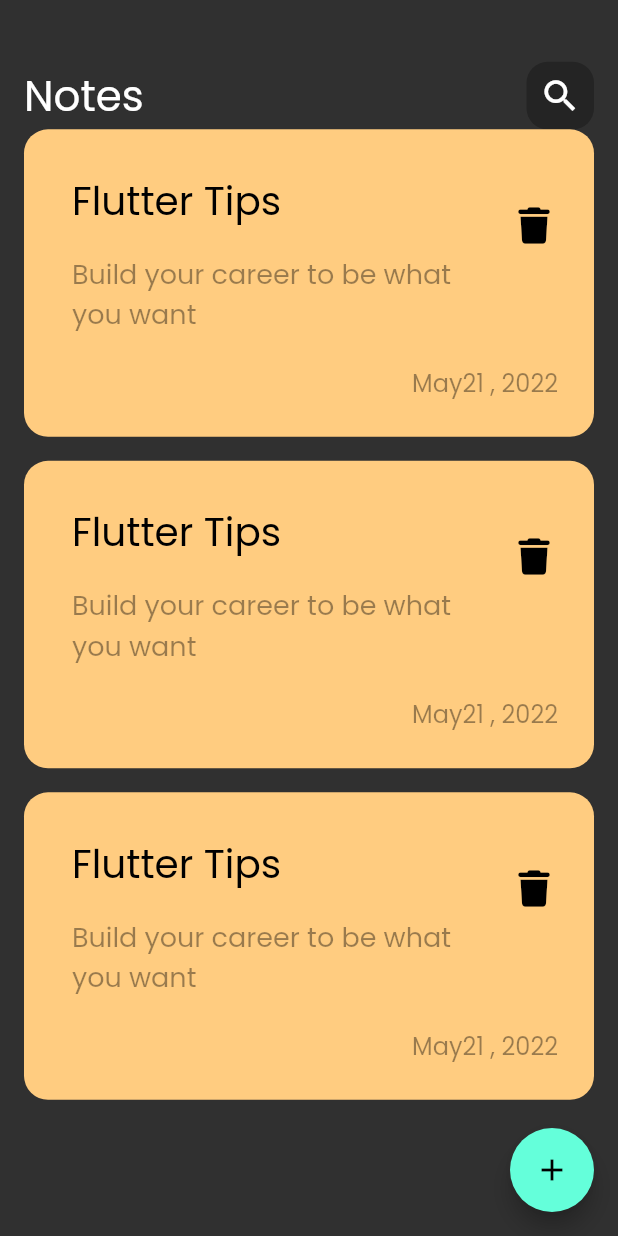
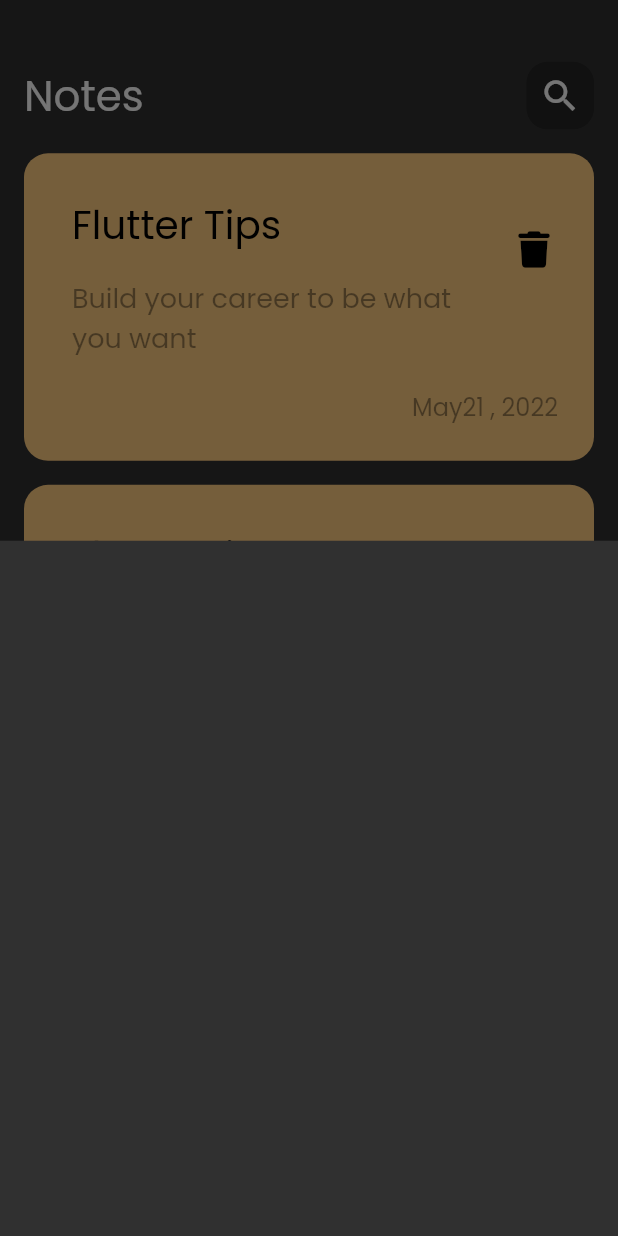
Before and after one commit to IbrahimMarey/notes_app, a Flutter app: the screen it shows after launch, after a tap on the "add" icon, on a phone screen of 412 x 824 dp. Run offline on Flutter 3.47's test engine with Material 2 defaults, Android fonts, the phone set to English and light mode, and no system bars; our stand-ins replace font_awesome_flutter.

Commit message:
add sheet

```diff
--- a/lib/views/notes_view.dart
+++ b/lib/views/notes_view.dart
@@ -1,4 +1,5 @@
 import 'package:flutter/material.dart';
+import 'package:notes_app/views/widgets/add_note_sheet.dart';
 import 'package:notes_app/views/widgets/notes_view_body.dart';
 
 class NotesView extends StatelessWidget {
@@ -9,7 +10,11 @@ class NotesView extends StatelessWidget {
     return Scaffold(
       body: const NotesViewBody(),
       floatingActionButton: FloatingActionButton(
-        onPressed: () {},
+        onPressed: () {
+          showModalBottomSheet(context: context, builder: (context) =>
+             const AddNoteSheet(),
+          );
+        },
         child: const Icon(Icons.add),
       ),
     );
--- /dev/null
+++ b/lib/views/widgets/add_note_sheet.dart
@@ -0,0 +1,15 @@
+
+import 'package:flutter/material.dart';
+
+class AddNoteSheet extends StatelessWidget {
+  const AddNoteSheet({Key? key}) : super(key: key);
+
+  @override
+  Widget build(BuildContext context) {
+    return Column(
+      children: [
+
+      ],
+    );
+  }
+}
--- a/lib/views/widgets/note_list_view.dart
+++ b/lib/views/widgets/note_list_view.dart
@@ -6,11 +6,15 @@ class NotesListView extends StatelessWidget {
 
   @override
   Widget build(BuildContext context) {
-    return ListView.builder(
-      itemCount: 3,
-      itemBuilder: (context, index) => const Padding(
-        padding: EdgeInsets.only(bottom: 16.0),
-        child: CustomNoteItem(),
+    return Padding(
+      padding: const EdgeInsets.symmetric(vertical: 16.0),
+      child: ListView.builder(
+        padding: EdgeInsets.zero,
+        itemCount: 6,
+        itemBuilder: (context, index) => const Padding(
+          padding: EdgeInsets.only(bottom: 16.0),
+          child: CustomNoteItem(),
+        ),
       ),
     );
   }
```
